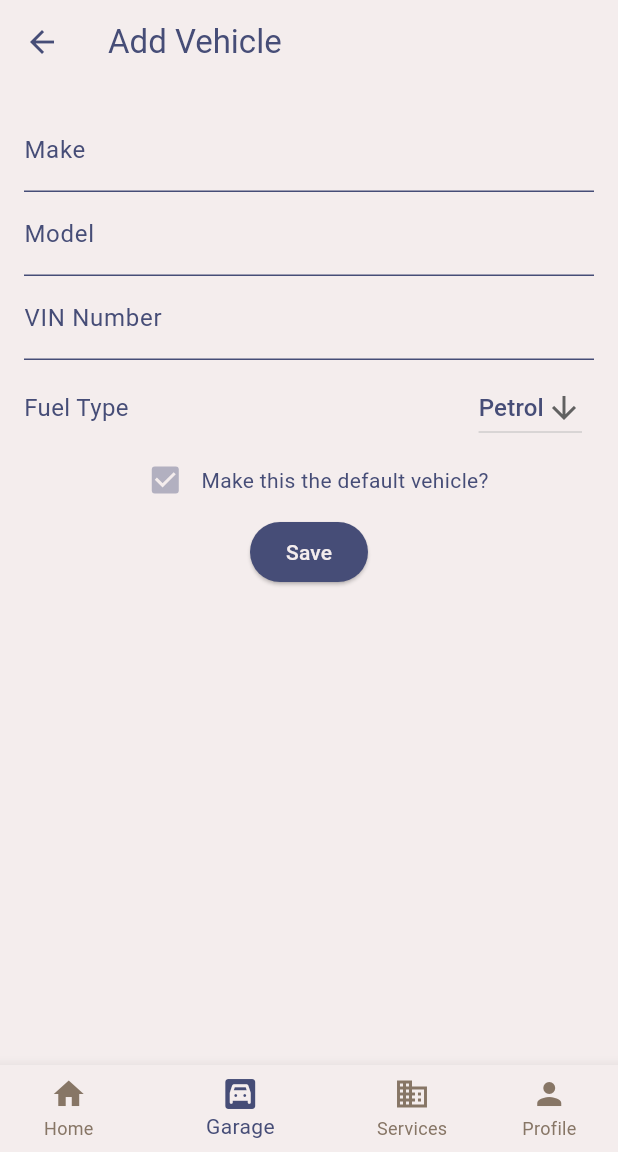
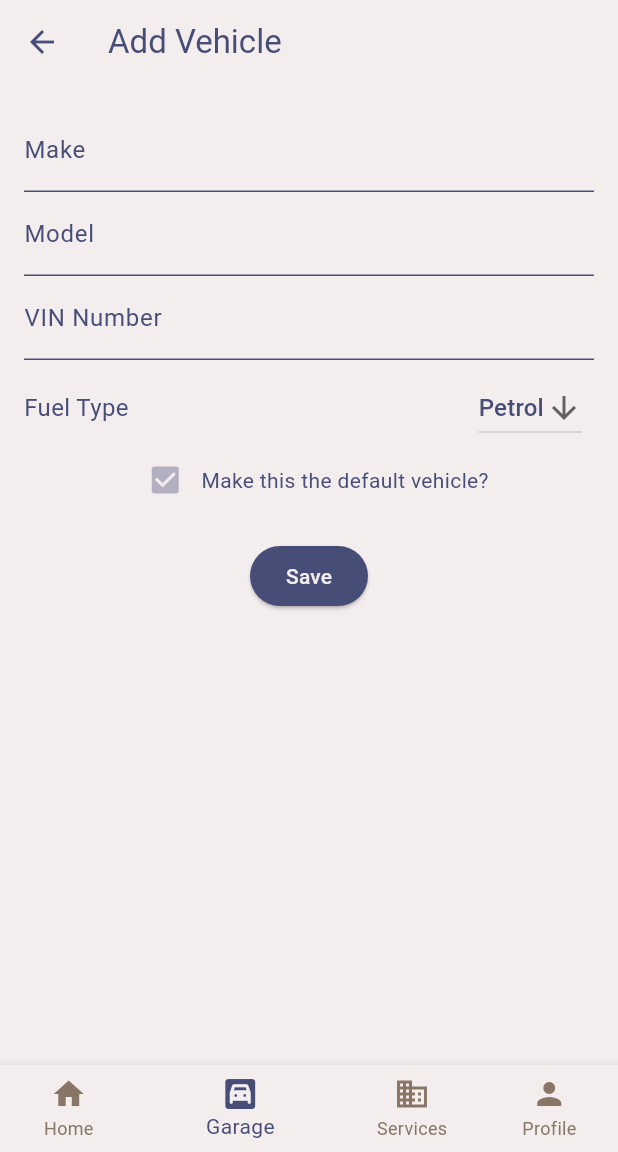
Before and after one commit to mcioc21/automate, a Flutter app: the HomeScreen screen opened by its route, item 2 of the bottom bar chosen, after a tap on the "add" icon, on a phone screen of 412 x 824 dp, the part 84-1236 px from its top. Run offline on Flutter 3.47's test engine with Material 3 defaults, Android fonts, the phone set to English and light mode, and no system bars; our stand-ins replace carousel_slider, cloud_firestore, firebase_auth, firebase_core, google_maps_flutter, shared_preferences; accounts and stored records are empty.

Commit message:
Overhauled user state management across entire app.

```diff
--- a/lib/home.dart
+++ b/lib/home.dart
@@ -1,11 +1,9 @@
 import 'package:flutter/material.dart';
-import 'package:provider/provider.dart';
 import 'package:automate/app_theme.dart';
 import 'package:automate/homeOptions/home_page.dart';
 import 'package:automate/homeOptions/garage_page.dart';
 import 'package:automate/homeOptions/profile_page.dart';
 import 'package:automate/homeOptions/services_page.dart';
-import 'package:automate/user_provider.dart';
 
 class HomeScreen extends StatefulWidget {
   final int currentPageIndex;
@@ -18,25 +16,23 @@ class HomeScreen extends StatefulWidget {
 
 class _HomeScreenState extends State<HomeScreen> {
   late int _selectedIndex;
-  late List<GlobalKey<NavigatorState>> _navigatorKeys;
+  final List<String> _titles = ['Home', 'Garage', 'Services', 'Profile'];
 
-  final List<String> _titles = ['Home', 'Garage', 'Services', 'Profile'];
+  final List<GlobalKey<NavigatorState>> _navigatorKeys = [
+    GlobalKey<NavigatorState>(),
+    GlobalKey<NavigatorState>(),
+    GlobalKey<NavigatorState>(),
+    GlobalKey<NavigatorState>(),
+  ];
 
   @override
   void initState() {
     super.initState();
     _selectedIndex = widget.currentPageIndex;
-    _navigatorKeys = [
-      GlobalKey<NavigatorState>(),
-      GlobalKey<NavigatorState>(),
-      GlobalKey<NavigatorState>(),
-      GlobalKey<NavigatorState>(),
-    ];
   }
 
   void _onItemTapped(int index) {
     if (index == _selectedIndex) {
-      // Pop to first route if user taps the active tab again
       _navigatorKeys[index].currentState?.popUntil((route) => route.isFirst);
     } else {
       setState(() {
@@ -46,52 +42,41 @@ class _HomeScreenState extends State<HomeScreen> {
   }
 
   void navigateToServicesAndPushPage(String pageRoute) {
-  if (_selectedIndex != 2) {
-    setState(() {
-      _selectedIndex = 2; // Switch to Services tab
-    });
+    if (_selectedIndex != 2) {
+      setState(() {
+        _selectedIndex = 2;
+      });
+    }
+    _navigatorKeys[2].currentState?.pushNamedAndRemoveUntil(pageRoute, (route) => route.isFirst);
   }
-    // Push the desired route to the services navigator
-    _navigatorKeys.elementAt(2).currentState?.pushNamedAndRemoveUntil(pageRoute, (route) => route.isFirst);
-}
 
   Widget _buildOffstageNavigator(int index) {
     return Offstage(
       offstage: _selectedIndex != index,
       child: Navigator(
         onGenerateRoute: (settings) {
-          // Access user data without listening to changes
-          final user = Provider.of<UserProvider>(context, listen: false).user;
-
-          if (index == 0) {
-            return MaterialPageRoute(
-              builder: (context) => HomePage(
-                user: user,
-                onNavigateToServices: navigateToServicesAndPushPage,
-              )
-            );
+          Widget page;
+          switch (index) {
+            case 0:
+              page = HomePage(onNavigateToServices: navigateToServicesAndPushPage);
+              break;
+            case 1:
+              page = const GaragePage();
+              break;
+            case 2:
+              page = ServicesPage(navigatorKey: _navigatorKeys[2]);
+              break;
+            case 3:
+              page = const ProfilePage();
+              break;
+            default:
+              page = Container();
           }
-          if (index == 1) {
-            return MaterialPageRoute(
-              builder: (context) => GaragePage(user: user)
-            );
-          }
-          if (index == 2) {
-            return MaterialPageRoute(
-              builder: (context) => ServicesPage(user: user, navigatorKey: _navigatorKeys.elementAt(2))
-            );
-          }
-          if (index == 3) {
-            return MaterialPageRoute(
-              builder: (context) => ProfilePage(user: user)
-            );
-          }
-          return MaterialPageRoute(builder: (_) => Container()); // Default case if needed
+          return MaterialPageRoute(builder: (context) => page);
         },
       ),
     );
   }
-
 
   @override
   Widget build(BuildContext context) {
@@ -99,31 +84,22 @@ class _HomeScreenState extends State<HomeScreen> {
       appBar: AppBar(
         title: Container(
           padding: const EdgeInsets.only(left: 20.0, top: 30.0, bottom: 10),
-          child: Text(_titles[_selectedIndex], style: const TextStyle(fontSize: 33, fontWeight: FontWeight.bold), overflow: TextOverflow.visible),
+          child: Text(_titles[_selectedIndex],
+              style: const TextStyle(fontSize: 33, fontWeight: FontWeight.bold),
+              overflow: TextOverflow.visible),
         ),
-        automaticallyImplyLeading: false,  // Remove the back button
+        automaticallyImplyLeading: false,
       ),
       body: Stack(
         children: List.generate(4, (index) => _buildOffstageNavigator(index)),
       ),
       bottomNavigationBar: BottomNavigationBar(
         items: const <BottomNavigationBarItem>[
+          BottomNavigationBarItem(icon: Icon(Icons.home), label: 'Home'),
+          BottomNavigationBarItem(icon: Icon(Icons.garage), label: 'Garage'),
           BottomNavigationBarItem(
-            icon: Icon(Icons.home),
-            label: 'Home',
-          ),
-          BottomNavigationBarItem(
-            icon: Icon(Icons.garage),
-            label: 'Garage',
-          ),
-          BottomNavigationBarItem(
-            icon: Icon(Icons.business),
-            label: 'Services',
-          ),
-          BottomNavigationBarItem(
-            icon: Icon(Icons.person),
-            label: 'Profile',
-          ),
+              icon: Icon(Icons.business), label: 'Services'),
+          BottomNavigationBarItem(icon: Icon(Icons.person), label: 'Profile'),
         ],
         currentIndex: _selectedIndex,
         selectedItemColor: AppColors.blue,
--- a/lib/homeOptions/add_vehicle.dart
+++ b/lib/homeOptions/add_vehicle.dart
@@ -67,7 +67,8 @@ class _AddVehiclePageState extends State<AddVehiclePage> {
       appBar: AppBar(
         title: const Text('Add Vehicle'),
       ),
-      body: Padding(
+      body: SingleChildScrollView(
+        child: Padding(
           padding: const EdgeInsets.all(16.0),
           child: Column(
             crossAxisAlignment: CrossAxisAlignment.start,
@@ -137,10 +138,10 @@ class _AddVehiclePageState extends State<AddVehiclePage> {
                   ],
                 ),
               ),
+              const SizedBox(height: 16.0),
               Row(
                 mainAxisAlignment: MainAxisAlignment.center,
                 children: [
-                const SizedBox(height: 16.0),
                   ElevatedButton(
                     onPressed: _saveVehicle,
                     child: const Text('Save'),
@@ -150,6 +151,7 @@ class _AddVehiclePageState extends State<AddVehiclePage> {
             ],
           ),
         ),
+      ),
     );
   }
 }
--- a/lib/homeOptions/home_page.dart
+++ b/lib/homeOptions/home_page.dart
@@ -3,16 +3,15 @@ import 'package:automate/homeOptions/classes/vehicle.dart';
 import 'package:automate/otherWidgets/homePageButtons/home_page_ad_carousel_slider.dart';
 import 'package:automate/otherWidgets/homePageButtons/home_page_services_button.dart';
 import 'package:automate/otherWidgets/homePageButtons/home_page_top_buttons.dart';
+import 'package:automate/user_provider.dart';
 import 'package:cloud_firestore/cloud_firestore.dart';
 import 'package:flutter/material.dart';
-import 'package:firebase_auth/firebase_auth.dart';
-import 'package:shared_preferences/shared_preferences.dart';
+import 'package:provider/provider.dart';
 
 class HomePage extends StatefulWidget {
-  final User? user;
-  final void Function(String) onNavigateToServices;
+  final void Function(String)? onNavigateToServices;
 
-  const HomePage({super.key, this.user, required this.onNavigateToServices});
+  const HomePage({super.key, this.onNavigateToServices});
 
   @override
   _HomePageState createState() => _HomePageState();
@@ -21,7 +20,6 @@ class HomePage extends StatefulWidget {
 class _HomePageState extends State<HomePage> {
   final FirebaseFirestore _firestore = FirebaseFirestore.instance;
   bool _showWelcomeBanner = false;
-  bool _showGuestBanner = false;
   int _userAppointmentState = 0;
   Vehicle? _vehicle;
   int _userVehicleState = 0;
@@ -29,54 +27,46 @@ class _HomePageState extends State<HomePage> {
   @override
   void initState() {
     super.initState();
-    _checkBannerStatus();
     _determineUserState();
   }
 
   Future<void> _checkBannerStatus() async {
-    final prefs = await SharedPreferences.getInstance();
-    bool hasSeenWelcome = prefs.getBool('hasSeenWelcomeBanner') ?? false;
-    bool hasSeenGuest = prefs.getBool('hasSeenGuestBanner') ?? false;
-
+    UserProvider userProvider = Provider.of<UserProvider>(context, listen: false);
     setState(() {
-      _showWelcomeBanner = widget.user != null && !hasSeenWelcome;
-      _showGuestBanner = widget.user == null && !hasSeenGuest;
+        _showWelcomeBanner = !userProvider.hasSeenWelcomeBanner;
     });
 
-    if (_showWelcomeBanner || _showGuestBanner) {
-      await prefs.setBool('hasSeenWelcomeBanner', true);
-      await prefs.setBool('hasSeenGuestBanner', true);
+    if (_showWelcomeBanner) {
+      await userProvider.setHasSeenWelcomeBanner(true);
+      Provider.of<UserProvider>(context, listen: false).notifyListeners();
     }
   }
 
   void _determineUserState() async {
-    if (widget.user == null) {
+    UserProvider userProvider = Provider.of<UserProvider>(context, listen: false);
+    if (userProvider.user == null) {
       _userAppointmentState = 0;
-      _userVehicleState == 0;  // Guest
+      _userVehicleState = 0; // Guest
     } else {
       // Placeholder for checking if user has appointments
-
-      bool hasAppointments = false; // TO DO: Replace with actual check
+      bool hasAppointments = false; // TODO: Replace with actual check
       _userAppointmentState = hasAppointments ? 2 : 1;
 
-      // var collection = _firestore.collection('users').doc(widget.user!.uid).collection('vehicles');
-      // var snapshot = await collection.get();
-      //var vehicles = snapshot.docs.map((doc) => Vehicle.fromMap(doc.data())).toList();
-      //var vehicle = snapshot.docs.where((element) => false);
-
-
-      bool hasVehicle = false; // TO DO: Replace with actual check
+      // Placeholder for checking if user has vehicles
+      bool hasVehicle = false; // TODO: Replace with actual check
       _userVehicleState = hasVehicle ? 2 : 1;
     }
+    _checkBannerStatus();
   }
 
   @override
   Widget build(BuildContext context) {
+    UserProvider userProvider = Provider.of<UserProvider>(context);
     return Scaffold(
       body: SingleChildScrollView(
         child: Column(
           children: [
-            if (_showWelcomeBanner || _showGuestBanner)
+            if (_showWelcomeBanner)
               Padding(
                 padding: const EdgeInsets.only(top: 16, bottom: 8, left: 16, right: 16),
                 child: Container(
@@ -86,13 +76,13 @@ class _HomePageState extends State<HomePage> {
                   ),
                   padding: const EdgeInsets.all(12),
                   child: Text(
-                    _showWelcomeBanner ? 'Welcome to our app!' : 'Welcome! Please log in or create an account.',
+                    !userProvider.isGuest ? 'Welcome to our app!' : 'Welcome! Please log in or create an account.',
                     style: const TextStyle(fontSize: 16, fontWeight: FontWeight.bold),
                     textAlign: TextAlign.center,
                   ),
                 ),
               ),
-            if (!_showWelcomeBanner && !_showGuestBanner)
+            if (!_showWelcomeBanner)
               Padding(
                 padding: const EdgeInsets.symmetric(horizontal: 8, vertical: 8),
                 child: SizedBox(
--- a/lib/homeOptions/profile_page.dart
+++ b/lib/homeOptions/profile_page.dart
@@ -1,28 +1,24 @@
+import 'package:automate/login_or_register.dart';
+import 'package:automate/user_provider.dart';
+import 'package:firebase_auth/firebase_auth.dart';
 import 'package:flutter/material.dart';
-import 'package:firebase_auth/firebase_auth.dart';
+import 'package:provider/provider.dart';
 import 'package:shared_preferences/shared_preferences.dart';
 
 class ProfilePage extends StatelessWidget {
-  final User? user;
+  final GlobalKey<NavigatorState>? navigatorKey;
 
-  const ProfilePage({super.key, this.user});
+  const ProfilePage({super.key, this.navigatorKey});
 
   Future<void> _logout(BuildContext context) async {
     try {
-      await FirebaseAuth.instance.signOut();
+      await context.read<UserProvider>().logout();
       final prefs = await SharedPreferences.getInstance();
-      prefs.remove('hasSeenWelcomeBanner');
-      prefs.remove('hasSeenGuestBanner');
-      if (prefs.containsKey('vehicles')) {
-        prefs.remove('vehicles'); // Clear the vehicle list
-      }
-      await prefs.clear();
-      if (context.mounted) {
-        //Navigator.of(context).popUntil(ModalRoute.withName('/'));
-        Navigator.pushNamedAndRemoveUntil(context, '/', (Route<dynamic> route) => false,);
-      }
+      prefs.clear();
+
+      // Notify listeners immediately after logout
+      context.read<UserProvider>().notifyListeners();
     } catch (e) {
-      if (context.mounted) {
       ScaffoldMessenger.of(context).showSnackBar(
         const SnackBar(
           content: Text('Log out was not possible at this time, please try again later.'),
@@ -31,50 +27,66 @@ class ProfilePage extends StatelessWidget {
       );
     }
   }
-  }
 
   Future<void> _login(BuildContext context) async {
-    try {
-      // Navigate to the login screen or handle login logic here
-      Navigator.of(context).pushNamed('/login');
+    final result = await Navigator.of(context).push(
+      MaterialPageRoute(builder: (context) => const LoginOrRegisterPage())
+    );
+
+    // Check if the user has logged in successfully
+    if (result == true) {
       final prefs = await SharedPreferences.getInstance();
-      if(prefs.getBool('isGuest') != false) {
-        prefs.setBool('isGuest', false);
-      }
       if (prefs.containsKey('vehicles')) {
         prefs.remove('vehicles'); // Clear the vehicle list
       }
-    } catch (e) {
-      if (context.mounted) {
-        ScaffoldMessenger.of(context).showSnackBar(
-          const SnackBar(
-            content: Text('Log in was not possible at this time, please try again later.'),
-            duration: Duration(seconds: 5),
-          ),
-        );
+      prefs.clear();
+
+      // Notify listeners immediately after login
     }
-    }
+    context.read<UserProvider>().notifyListeners();
   }
 
   @override
   Widget build(BuildContext context) {
+    final user = context.watch<UserProvider>().user;
+
+    return Scaffold(
+      body: user == null
+          ? _buildGuestView(context)
+          : _buildUserView(context, user),
+    );
+  }
+
+  Widget _buildGuestView(BuildContext context) {
     return Center(
       child: Column(
         mainAxisAlignment: MainAxisAlignment.center,
         children: <Widget>[
-          Text(user?.email ?? 'No user logged in'),
+          const Text('No user logged in'),
           ElevatedButton(
-            onPressed: () {
-              if (user != null) {
-                _logout(context);
-              } else {
-                _login(context);
+            onPressed: () => _login(context),
+            style: ButtonStyle(
+              backgroundColor: MaterialStateProperty.all<Color>(Colors.green),
+            ),
+            child: const Text('Log In / Sign Up'),
+          ),
+        ],
+      ),
+    );
   }
-            },
+
+  Widget _buildUserView(BuildContext context, User user) {
+    return Center(
+      child: Column(
+        mainAxisAlignment: MainAxisAlignment.center,
+        children: <Widget>[
+          Text(user.email ?? 'User'),
+          ElevatedButton(
+            onPressed: () => _logout(context),
             style: ButtonStyle(
-              backgroundColor: MaterialStateProperty.all<Color>(user != null ? Colors.red : Colors.green),
+              backgroundColor: MaterialStateProperty.all<Color>(Colors.red),
             ),
-            child: Text(user != null ? 'Logout' : 'Log In'),
+            child: const Text('Logout'),
           ),
         ],
       ),
--- a/lib/homeOptions/services_page.dart
+++ b/lib/homeOptions/services_page.dart
@@ -1,24 +1,38 @@
 import 'package:automate/homeOptions/choose_discount.dart';
 import 'package:automate/homeOptions/choose_partner.dart';
 import 'package:flutter/material.dart';
-import 'package:firebase_auth/firebase_auth.dart';
+import 'package:provider/provider.dart';
 import 'package:automate/app_theme.dart';
 import 'package:automate/homeOptions/choose_workshop.dart';
 import 'package:automate/login_or_register.dart';
+import 'package:automate/user_provider.dart';
 
-class ServicesPage extends StatelessWidget {
-  final User? user;
+class ServicesPage extends StatefulWidget {
   final GlobalKey<NavigatorState>? navigatorKey;
 
-  const ServicesPage({super.key, this.user, this.navigatorKey});
+  const ServicesPage({super.key, this.navigatorKey});
 
   @override
+  _ServicesPageState createState() => _ServicesPageState();
+}
+
+class _ServicesPageState extends State<ServicesPage> {
+  @override
   Widget build(BuildContext context) {
+    final user = context.watch<UserProvider>().user;
+
     return Scaffold(
       body: user == null
-          ? const LoginOrRegisterPage(currentPageIndex: 2)
+          ? LoginOrRegisterPage(onLoginSuccess: () => {setState(() {
+            // Refresh the page
+          })})
           : Navigator(
-              key: navigatorKey,
+              key: widget.navigatorKey,
+              onGenerateInitialRoutes: (navigator, initialRoute) {
+                return [
+                  MaterialPageRoute(builder: (context) => _buildServiceButtons(context)),
+                ];
+              },
               onGenerateRoute: (RouteSettings settings) {
                 switch (settings.name) {
                   case 'chooseWorkshop':
@@ -55,7 +69,9 @@ class ServicesPage extends StatelessWidget {
               description: 'Find and book workshops',
               icon: Icons.build,
               onTap: () {
-                Navigator.of(context).pushNamed('chooseWorkshop');
+                Navigator.of(context).push(MaterialPageRoute(
+                  builder: (context) => const ChooseWorkshopPage(),
+                ));
               },
             ),
             _buildServiceButton(
@@ -73,7 +89,9 @@ class ServicesPage extends StatelessWidget {
               description: 'View our partners',
               icon: Icons.group,
               onTap: () {
-                Navigator.of(context).pushNamed('choosePartner');
+                Navigator.of(context).push(MaterialPageRoute(
+                  builder: (context) => const PartnersPage(),
+                ));
               },
             ),
             _buildServiceButton(
@@ -82,7 +100,9 @@ class ServicesPage extends StatelessWidget {
               description: 'Check out discounts',
               icon: Icons.local_offer,
               onTap: () {
-                Navigator.of(context).pushNamed('chooseDiscount');
+                Navigator.of(context).push(MaterialPageRoute(
+                  builder: (context) => const DiscountsPage(),
+                ));
               },
             ),
           ],
@@ -119,8 +139,7 @@ class ServicesPage extends StatelessWidget {
             Icon(icon, size: 35, color: AppColors.blue),
             const SizedBox(height: 10),
             Text(label,
-                style:
-                    const TextStyle(fontSize: 16, fontWeight: FontWeight.bold)),
+                style: const TextStyle(fontSize: 16, fontWeight: FontWeight.bold)),
             const SizedBox(height: 5),
             Text(
               description,
--- a/lib/otherWidgets/homePageButtons/home_page_services_button.dart
+++ b/lib/otherWidgets/homePageButtons/home_page_services_button.dart
@@ -3,15 +3,15 @@ import 'package:flutter/material.dart';
 
 // Adding a navigation function parameter
 Widget homePageServicesButton(
-    BuildContext context, String title, IconData icon, void Function(String) navigateToServices) {
+    BuildContext context, String title, IconData icon, void Function(String)? navigateToServices) {
   return ElevatedButton.icon(
     onPressed: () {
       if (title == 'Workshops') {
-        navigateToServices.call('chooseWorkshop'); // Call the navigation function
+        navigateToServices?.call('chooseWorkshop'); // Call the navigation function
       } else if (title == 'Partners') {
-        navigateToServices.call('choosePartner'); // Call the navigation function
+        navigateToServices?.call('choosePartner'); // Call the navigation function
       } else if (title == 'Discounts') {
-        navigateToServices.call('chooseDiscount'); // Call the navigation function
+        navigateToServices?.call('chooseDiscount'); // Call the navigation function
       }
     },
     icon: Icon(icon),
```
Also changed, not shown: lib/homeOptions/garage_page.dart (+49 -16 lines), lib/login.dart (+21 -23 lines), lib/login_or_register.dart (+8 -14 lines), lib/main.dart (+9 -72 lines), lib/register.dart (+20 -15 lines), lib/user_provider.dart (+56 -1 lines). Lines whose indentation alone changed are shown as unchanged.
